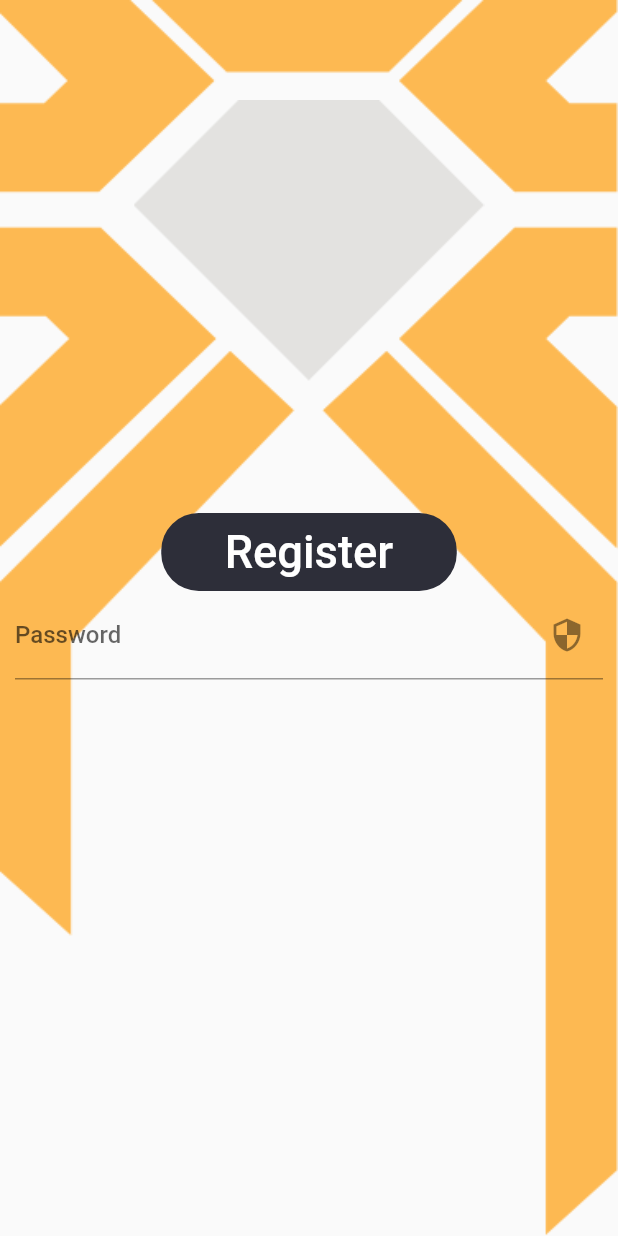
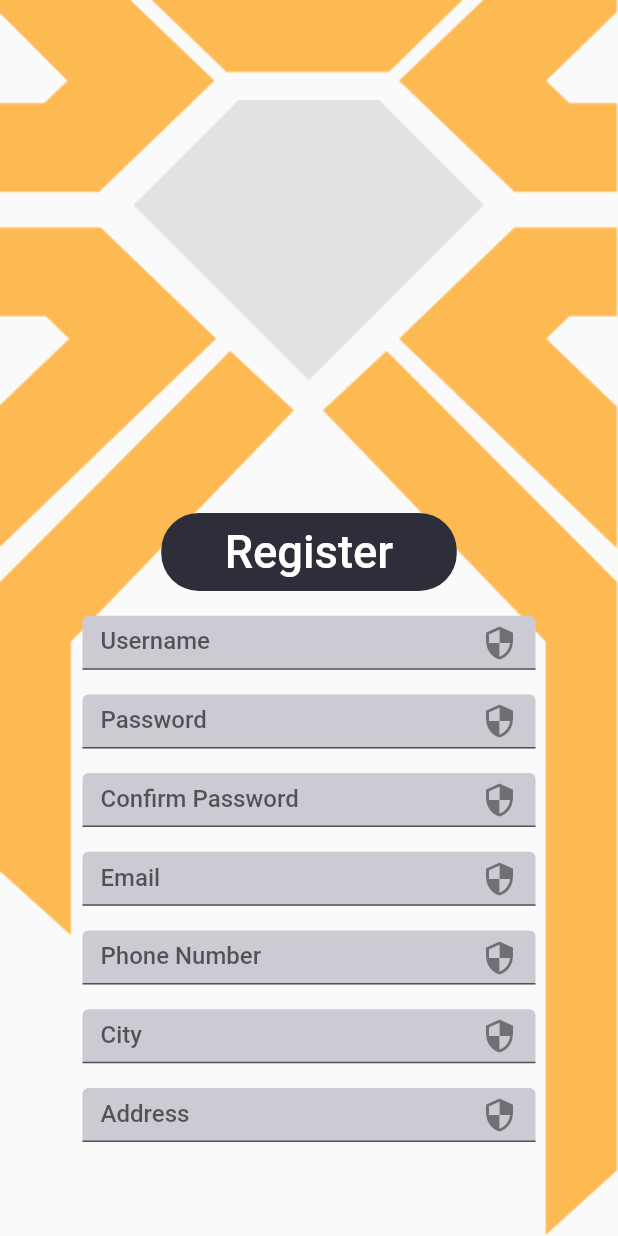
Before and after one commit to Riyadhalali/the_jewel, a Flutter app: the RegisterActivity screen opened directly, on a phone screen of 412 x 824 dp. Run offline on Flutter 3.47's test engine with Material 2 defaults, Android fonts, the phone set to English and light mode, and no system bars; our stand-ins replace auto_size_text, easy_localization, fluttertoast, modal_progress_hud, shared_preferences, sizer; accounts and stored records are empty.

Commit message:
Register Activity: Completed UI Design and added strings for each item.

```diff
--- a/assets/resources/strings/ar.json
+++ b/assets/resources/strings/ar.json
@@ -12,6 +12,11 @@
   "havenoaccount": "ليس لديك حساب؟",
   "signinasguest": "الدخول كضيف",
   "rememberme": "تذكرني",
-  "register": "تسجيل"
+  "register": "تسجيل",
+  "confirmpassword": "تأكيد كلمة السر",
+  "email": "البريد الإلكتروني",
+  "phonenumber": "رقم الهاتف",
+  "city": "المدينة",
+  "address": "العنوان"
 
 }
--- a/assets/resources/strings/en.json
+++ b/assets/resources/strings/en.json
@@ -12,6 +12,12 @@
   "havenoaccount": "Have No Account?",
   "signinasguest": "Sign In As Guest",
   "rememberme": "Remember Me",
-  "register": "Register"
+  "register": "Register",
+  "confirmpassword": "Confirm Password",
+  "email": "Email",
+  "phonenumber": "Phone Number",
+  "city": "City",
+  "address": "Address"
+
 
 }
--- a/lib/components/textfield.dart
+++ b/lib/components/textfield.dart
@@ -4,18 +4,24 @@ import 'package:flutter/material.dart';
 class TextInputField extends StatelessWidget {
   final TextEditingController controller_text =
       TextEditingController(); // variable for holding controller of text input
+  final String hint_text;
+  TextInputField({this.hint_text});
 
   @override
   Widget build(BuildContext context) {
     return Container(
       width: double.infinity,
-      padding: EdgeInsets.only(left: 10.0, right: 10.0),
+      height: 36.0,
+      padding: EdgeInsets.only(left: 55.0, right: 55.0),
       child: TextField(
         controller:
             controller_text, // the variable that will contain input user data
         decoration: InputDecoration(
-          // hintText: 'Enter u',
-          labelText: "signin_password".tr().toString(),
+          filled: true,
+          fillColor: Color(0xFFCCCAD2),
+          hintText: hint_text.tr().toString(),
+
+          // labelText: "signin_password".tr().toString(),
           suffixIcon: Icon(Icons.security),
           //   helperText: "Please put your password",
         ),
--- a/lib/ui/register.dart
+++ b/lib/ui/register.dart
@@ -25,7 +25,8 @@ class _RegisterActivityState extends State<RegisterActivity> {
 
 //-----------------------------Widget Tree--------------------------------------
   Widget ColumnElements() {
-    return Column(
+    return SingleChildScrollView(
+      child: Column(
         mainAxisSize: MainAxisSize.max,
         children: [
           SizedBox(
@@ -39,8 +40,53 @@ class _RegisterActivityState extends State<RegisterActivity> {
             colour: Colors.white,
             text: "register", //pass key from json file
           ),
-        TextInputField(),
+          SizedBox(
+            height: 2.0.h,
+          ),
+          TextInputField(
+            hint_text: "signin_username",
+          ), // username
+          SizedBox(
+            height: 2.0.h,
+          ),
+          TextInputField(
+            hint_text: "signin_password",
+          ), // password
+          SizedBox(
+            height: 2.0.h,
+          ),
+          TextInputField(
+            hint_text: "confirmpassword",
+          ), // confirm password
+          SizedBox(
+            height: 2.0.h,
+          ),
+          TextInputField(
+            hint_text: "email",
+          ), // Email
+          SizedBox(
+            height: 2.0.h,
+          ),
+          TextInputField(
+            hint_text: "phonenumber",
+          ), //phone number
+          SizedBox(
+            height: 2.0.h,
+          ),
+          TextInputField(
+            hint_text: "city",
+          ), // city
+          SizedBox(
+            height: 2.0.h,
+          ),
+          TextInputField(
+            hint_text: "address",
+          ), // address
+          SizedBox(
+            height: 2.0.h,
+          ),
         ],
+      ),
     );
   }
 
```
Lines whose indentation alone changed are shown as unchanged.
